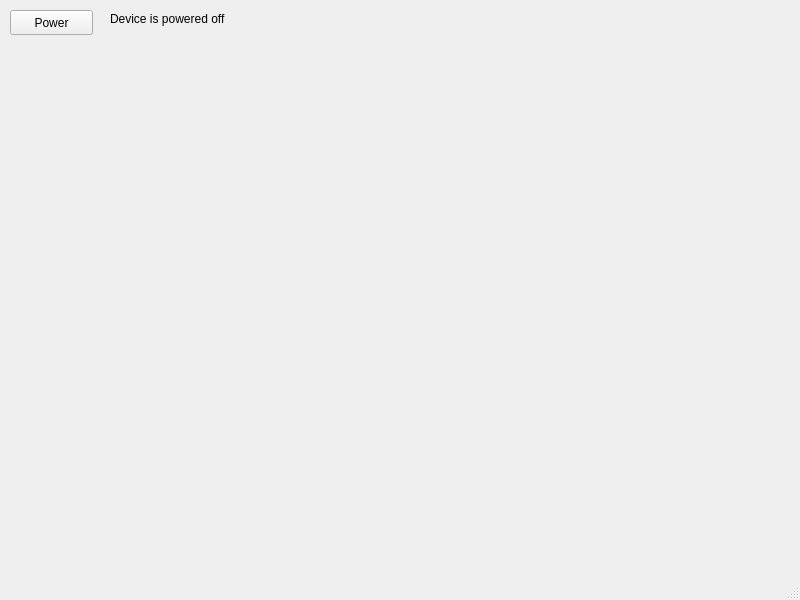
Above: code/device.ui from xHWAHx/InsulinPumpSimulator-Group35 before the change. Below: the same form after it.
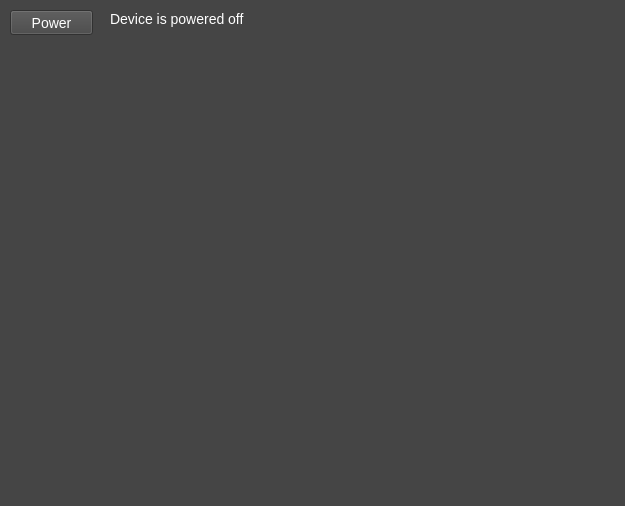
That is the form after the change.

Diff of the .ui file:
```diff
--- a/code/device.ui
+++ b/code/device.ui
@@ -6,13 +6,25 @@
    <rect>
     <x>0</x>
     <y>0</y>
-    <width>800</width>
-    <height>600</height>
+    <width>625</width>
+    <height>506</height>
    </rect>
   </property>
   <property name="windowTitle">
    <string>MainWindow</string>
   </property>
+  <property name="autoFillBackground">
+   <bool>false</bool>
+  </property>
+  <property name="styleSheet">
+   <string notr="true">QWidget {
+  background-color: #454545;
+  color: white;
+  font-family: &quot;Segoe UI&quot;, sans-serif;
+  font-size: 14px;
+}
+</string>
+  </property>
   <widget class="QWidget" name="centralwidget">
    <widget class="QPushButton" name="powerButton">
     <property name="geometry">
@@ -43,10 +55,10 @@
    <widget class="QWidget" name="uiWidget" native="true">
     <property name="geometry">
      <rect>
-      <x>110</x>
-      <y>110</y>
-      <width>581</width>
-      <height>371</height>
+      <x>10</x>
+      <y>50</y>
+      <width>600</width>
+      <height>400</height>
      </rect>
     </property>
    </widget>
```
Left out of the diff: 2 changed lines with no effect on the pictures.
